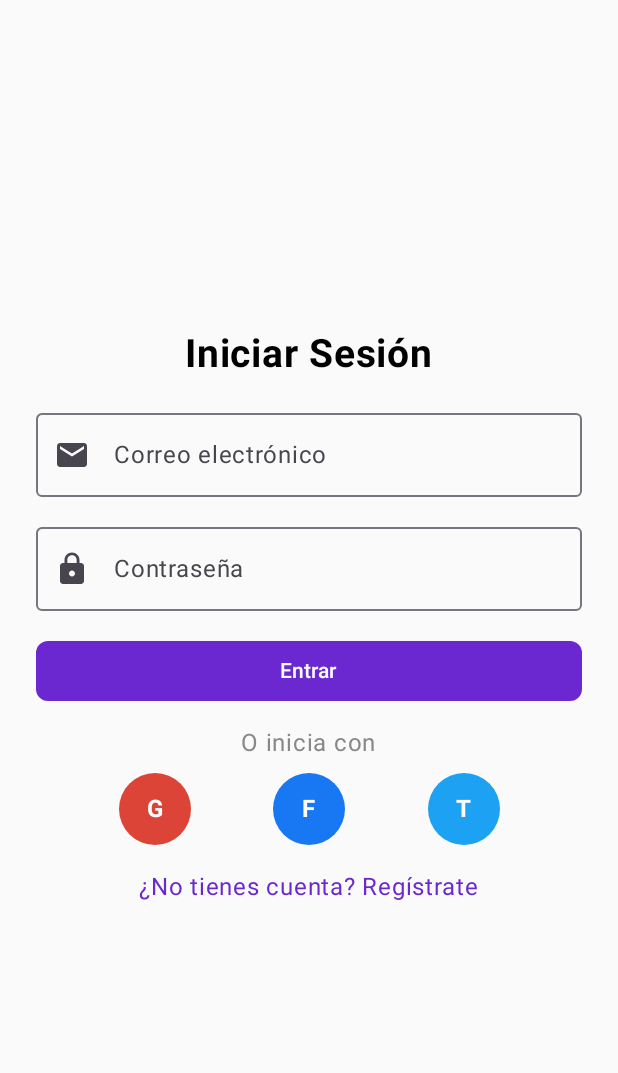
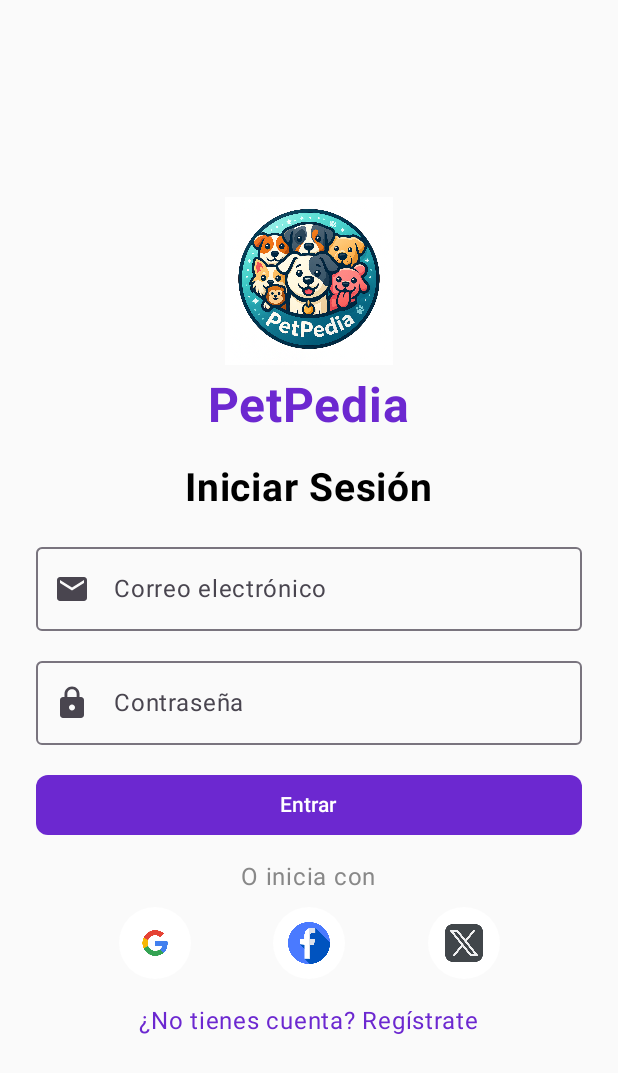
Before and after one commit to Duvan0417/PetPedia_Android, an Android app built with Jetpack Compose: the screen it shows after launch (MainActivity), on a phone screen of 412 x 824 dp. Shown: the top 1073 px of the screen. Run offline under Robolectric (Android 15) with nearby library versions, the phone set to English and light mode, and no system bars.

Commit message:
cambios de diseño

```diff
--- a/app/src/main/java/com/example/primerproyecto/LoginScreen.kt
+++ b/app/src/main/java/com/example/primerproyecto/LoginScreen.kt
@@ -1,5 +1,6 @@
 package com.example.primerproyecto
 
+import androidx.compose.foundation.Image
 import androidx.compose.foundation.background
 import androidx.compose.foundation.clickable
 import androidx.compose.foundation.layout.*
@@ -14,6 +15,7 @@ import androidx.compose.ui.Alignment
 import androidx.compose.ui.Modifier
 import androidx.compose.ui.draw.clip
 import androidx.compose.ui.graphics.Color
+import androidx.compose.ui.res.painterResource
 import androidx.compose.ui.text.font.FontWeight
 import androidx.compose.ui.text.input.PasswordVisualTransformation
 import androidx.compose.ui.unit.dp
@@ -28,13 +30,36 @@ fun LoginScreen(
     var password by remember { mutableStateOf("") }
     var errorMessage by remember { mutableStateOf("") }
 
-    Column(
+    Box(
         modifier = Modifier
             .fillMaxSize()
             .padding(24.dp),
+        contentAlignment = Alignment.Center
+    ) {
+        Column(
             horizontalAlignment = Alignment.CenterHorizontally,
-        verticalArrangement = Arrangement.Center
+            verticalArrangement = Arrangement.Center,
+            modifier = Modifier.fillMaxWidth()
         ) {
+            // Logo PetPedia
+            Image(
+                painter = painterResource(id = R.drawable.logopet),
+                contentDescription = "Logo PetPedia",
+                modifier = Modifier
+                    .size(120.dp)
+                    .padding(bottom = 8.dp)
+            )
+
+            // Nombre del proyecto
+            Text(
+                text = "PetPedia",
+                fontSize = 32.sp,
+                fontWeight = FontWeight.Bold,
+                color = Color(0xFF6C28D0)
+            )
+
+            Spacer(modifier = Modifier.height(20.dp))
+
             Text("Iniciar Sesión", fontSize = 26.sp, fontWeight = FontWeight.Bold)
 
             Spacer(modifier = Modifier.height(16.dp))
@@ -90,10 +115,13 @@ fun LoginScreen(
 
             Spacer(modifier = Modifier.height(8.dp))
 
-        Row(horizontalArrangement = Arrangement.SpaceEvenly, modifier = Modifier.fillMaxWidth()) {
-            SocialButton("Google", Color(0xFFDB4437))
-            SocialButton("Facebook", Color(0xFF1877F2))
-            SocialButton("Twitter", Color(0xFF1DA1F2))
+            Row(
+                horizontalArrangement = Arrangement.SpaceEvenly,
+                modifier = Modifier.fillMaxWidth()
+            ) {
+                SocialButton(R.drawable.google)
+                SocialButton(R.drawable.facebook)
+                SocialButton(R.drawable.x)
             }
 
             Spacer(modifier = Modifier.height(16.dp))
@@ -104,17 +132,22 @@ fun LoginScreen(
             )
         }
     }
+}
 
 @Composable
-fun SocialButton(platform: String, color: Color) {
+fun SocialButton(logoResId: Int) {
     Box(
         modifier = Modifier
             .size(48.dp)
             .clip(CircleShape)
-            .background(color)
+            .background(Color.White)
             .clickable { /* Acción social */ },
         contentAlignment = Alignment.Center
     ) {
-        Text(platform.first().toString(), color = Color.White, fontWeight = FontWeight.Bold)
+        Image(
+            painter = painterResource(id = logoResId),
+            contentDescription = null,
+            modifier = Modifier.size(28.dp)
+        )
     }
 }
```
Also changed, not shown: app/src/main/res/drawable/facebook.png (added), app/src/main/res/drawable/google.png (added), app/src/main/res/drawable/x.png (added). Lines whose indentation alone changed are shown as unchanged.
